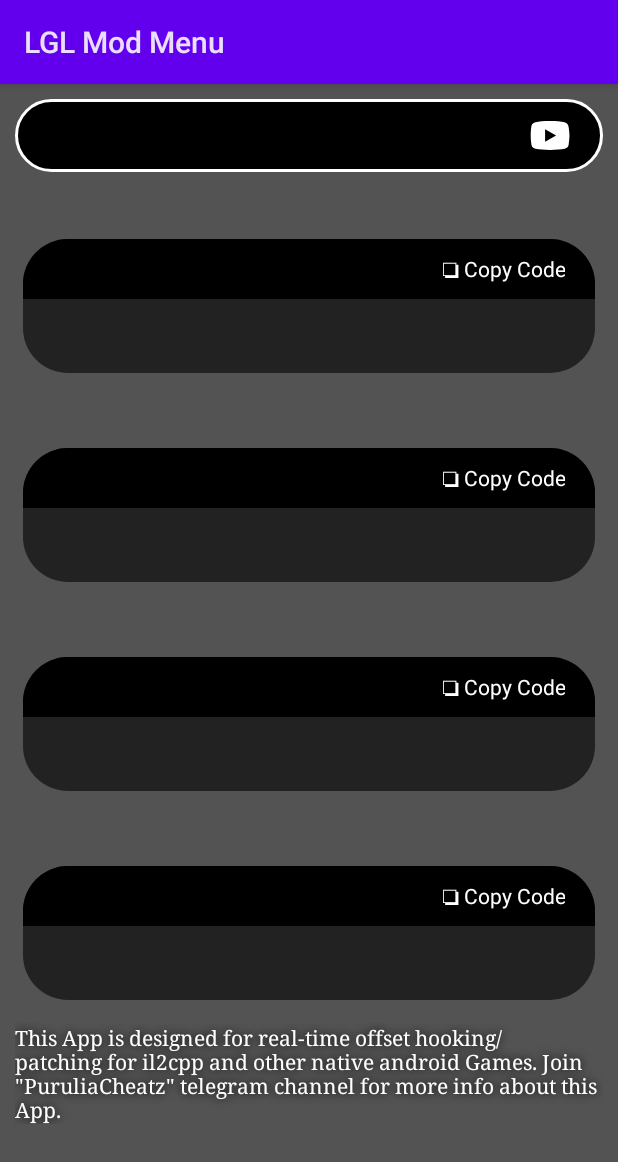
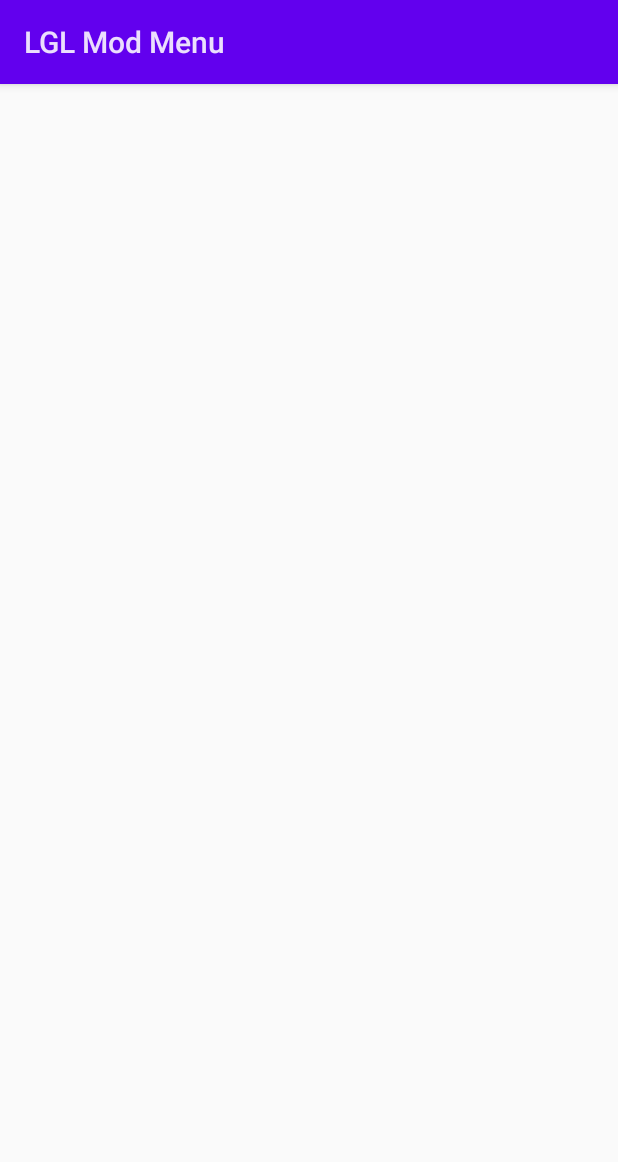
Before and after one commit to FlutterGenerator/Aimbot-Esp-Polyfield, an Android app: the layout activity_main.xml on its own in the app's theme, with its tools: preview values and no code run, on a phone screen of 412 x 824 dp. Shown: the top 1162 px of the screen. Run offline under Robolectric (Android 15) with nearby library versions, the light colour scheme and no system bars.

Commit message:
Update activity_main.xml

```diff
--- a/app/src/main/res/layout/activity_main.xml
+++ b/app/src/main/res/layout/activity_main.xml
@@ -1,76 +1,8 @@
 <LinearLayout xmlns:android="http://schemas.android.com/apk/res/android"
     xmlns:app="http://schemas.android.com/apk/res-auto"
-    android:id="@+id/linear1"
-    android:layout_width="fill_parent"
-    android:layout_height="fill_parent"
-    android:background="#AA000000"
-    android:orientation="vertical" >
 
-    <LinearLayout
-        android:layout_width="fill_parent"
-        android:layout_height="wrap_content"
-        android:layout_margin="10.0dip"
-        android:background="@drawable/round_corners_black"
-        android:gravity="center_vertical"
-        android:orientation="horizontal" >
-
-        <TextView
-            android:layout_width="fill_parent"
-            android:layout_height="wrap_content"
-            android:layout_margin="12.0dip"
-            android:layout_weight="1.0"
-android:label="@string/app_name"
-            android:textColor="#FFFFFFFF"
-            android:textSize="18.0sp"
-            android:textStyle="bold"
-            android:typeface="serif" />
-
-        <ImageView
-            android:id="@+id/img_yttutorial"
-            android:layout_width="30.0dip"
-            android:layout_height="30.0dip"
-            android:layout_marginEnd="20.0dip"
-            android:clickable="true"
-            android:focusable="true"
-            android:src="@drawable/icon_yttutorial" />
-    </LinearLayout>
-
-    <ScrollView
-        android:layout_width="fill_parent"
-        android:layout_height="wrap_content" >
-
-        <LinearLayout
-            android:layout_width="fill_parent"
-            android:layout_height="wrap_content"
-            android:orientation="vertical" >
-
-            <include
-                android:id="@+id/layout1"
-                layout="@layout/main_layout" />
-
-            <include
-                android:id="@+id/layout2"
-                layout="@layout/main_layout" />
-
-            <include
-                android:id="@+id/layout3"
-                layout="@layout/main_layout" />
-
-            <include
-                android:id="@+id/layout4"
-                layout="@layout/main_layout" />
-
-            <TextView
-                android:layout_width="wrap_content"
-                android:layout_height="wrap_content"
-                android:layout_marginLeft="10.0dip"
-                android:layout_marginRight="10.0dip"
-                android:shadowColor="#FF000000"
-                android:shadowRadius="7.0"
-                android:text="This App is designed for real-time offset hooking/patching for il2cpp and other native android Games. Join &quot;PuruliaCheatz&quot; telegram channel for more info about this App."
-                android:textColor="#FFFFFFFF"
-                android:typeface="serif" />
-        </LinearLayout>
-    </ScrollView>
+    android:layout_width="match_parent"
+    android:layout_height="match_parent"
+    android:gravity="center">
 
 </LinearLayout>
```
